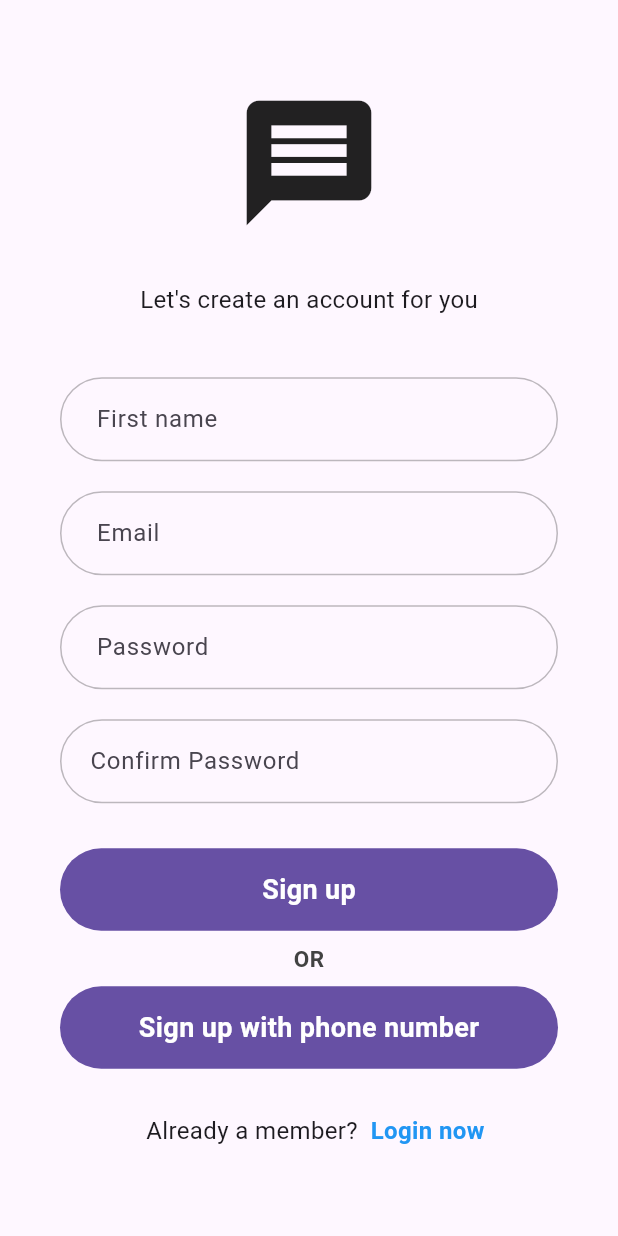
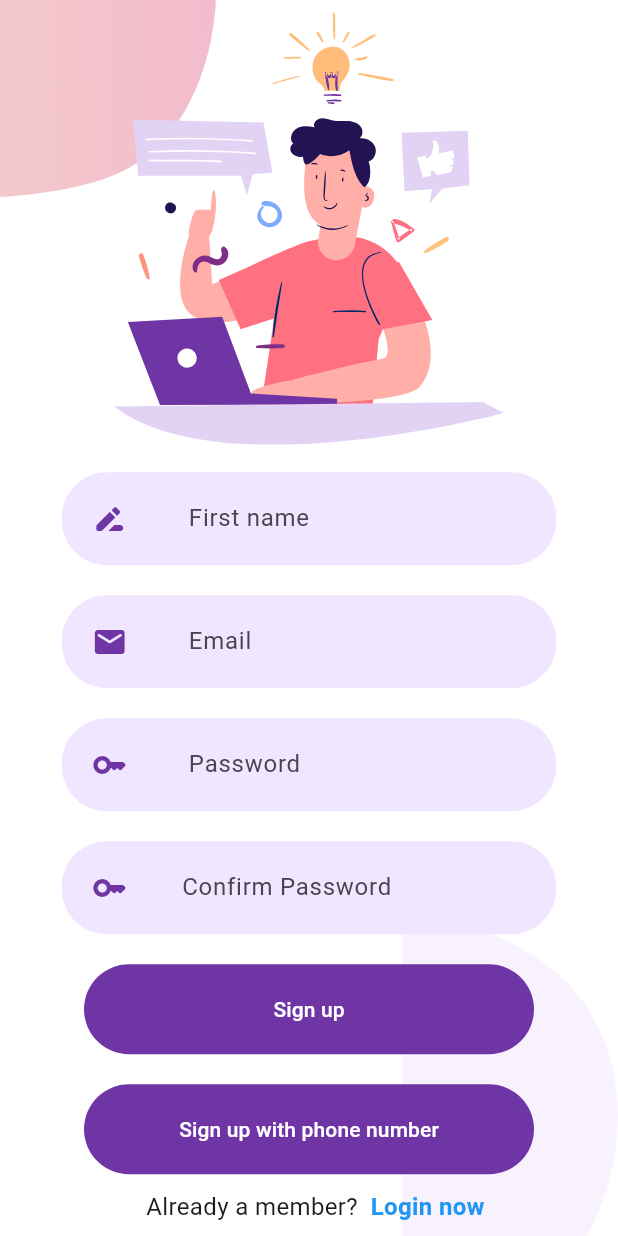
Before and after one commit to sandeshg510/Chat-app, a Flutter app: the RegisterPage screen opened directly with empty values, on a phone screen of 412 x 824 dp. Run offline on Flutter 3.47's test engine with Material 3 defaults, Android fonts, the phone set to English and light mode, and no system bars; our stand-ins replace cloud_firestore, firebase_auth, firebase_core, flutter_svg; accounts and stored records are empty; network calls fail.

```diff
--- a/lib/components/my_buttons.dart
+++ b/lib/components/my_buttons.dart
@@ -1,32 +1,38 @@
 import 'package:chat_messenger/constants/my_colors.dart';
 import 'package:flutter/material.dart';
 
+import '../constants/constants.dart';
+
 class MyButton extends StatelessWidget {
   final String buttonTitle;
-  final void Function() onTap;
+  final void Function() onPressed;
+  final Color color, textColor;
+
   const MyButton({
     super.key,
     required this.buttonTitle,
-    required this.onTap,
+    required this.onPressed,
+    this.color = kPrimaryColor,
+    this.textColor = Colors.white,
   });
 
   @override
   Widget build(BuildContext context) {
-    return GestureDetector(
-      onTap: onTap,
-      child: Container(
-        decoration: BoxDecoration(
-          color: Theme.of(context).colorScheme.primary,
-          borderRadius: BorderRadius.circular(32),
+    return Padding(
+      padding: const EdgeInsets.symmetric(vertical: 10.0),
+      child: TextButton(
+        style: ButtonStyle(
+          padding: const MaterialStatePropertyAll<EdgeInsets>(
+              EdgeInsets.symmetric(horizontal: 40, vertical: 20)),
+          backgroundColor: MaterialStatePropertyAll<Color>(color),
+          fixedSize: const MaterialStatePropertyAll(
+            Size.fromWidth(300),
+          ),
         ),
-        height: 55,
-        width: double.infinity,
-        child: Center(
-          child: Text(
-            buttonTitle,
-            style: const TextStyle(
-                color: Colors.white, fontWeight: FontWeight.w600, fontSize: 18),
-          ),
+        onPressed: onPressed,
+        child: Text(
+          buttonTitle,
+          style: TextStyle(color: textColor),
         ),
       ),
     );
--- a/lib/components/my_text_field.dart
+++ b/lib/components/my_text_field.dart
@@ -1,28 +1,41 @@
+import 'package:chat_messenger/screens/components/textfield_container.dart';
 import 'package:flutter/material.dart';
+
+import '../constants/constants.dart';
 
 class MyTextField extends StatelessWidget {
   final TextEditingController controller;
   final String hintText;
   final bool obscureText;
+  final IconData? suffixIcon;
+  final IconData icon;
 
   const MyTextField(
       {super.key,
       required this.hintText,
       required this.obscureText,
-      required this.controller});
+      required this.controller,
+      this.suffixIcon,
+      required this.icon});
 
   @override
   Widget build(BuildContext context) {
-    return TextField(
-      controller: controller,
-      obscureText: obscureText,
-      decoration: InputDecoration(
-        hintText: hintText,
-        fillColor: Theme.of(context).colorScheme.background,
-        filled: true,
-        enabledBorder: OutlineInputBorder(
-            borderRadius: BorderRadius.circular(32),
-            borderSide: const BorderSide(color: Colors.black26)),
+    return TextFieldContainer(
+      child: TextField(
+        controller: controller,
+        obscureText: obscureText,
+        decoration: InputDecoration(
+          hintText: hintText,
+          suffixIcon: Icon(
+            suffixIcon,
+            color: kPrimaryColor,
+          ),
+          icon: Icon(
+            icon,
+            color: kPrimaryColor,
+          ),
+          filled: true,
+        ),
       ),
     );
   }
--- a/lib/pages/chat_page.dart
+++ b/lib/pages/chat_page.dart
@@ -123,6 +123,7 @@ class _ChatPageState extends State<ChatPage> {
               hintText: 'Enter message',
               obscureText: false,
               controller: _messageController,
+              icon: Icons.message,
             ),
           ),
           const SizedBox(
--- a/lib/pages/new/new_home_page.dart
+++ b/lib/pages/new/new_home_page.dart
@@ -304,7 +304,7 @@ class BuildConversationRow extends StatelessWidget {
 
   @override
   Widget build(BuildContext context) {
-    return Column(
+    return const Column(
       children: [
         Row(
           mainAxisAlignment: MainAxisAlignment.spaceBetween,
--- a/lib/pages/new/new_login_page.dart
+++ /dev/null
@@ -1 +0,0 @@
-import 'package:flutter/material.dart';
--- a/lib/pages/register_page.dart
+++ b/lib/pages/register_page.dart
@@ -4,7 +4,11 @@ import 'package:chat_messenger/pages/register_with_phone_page.dart';
 import 'package:chat_messenger/services/auth/auth_service.dart';
 import 'package:firebase_auth/firebase_auth.dart';
 import 'package:flutter/material.dart';
+import 'package:flutter_svg/svg.dart';
 import 'package:provider/provider.dart';
+
+import '../screens/components/background.dart';
+import '../screens/components/orDivider.dart';
 
 class RegisterPage extends StatefulWidget {
   const RegisterPage({super.key, required this.onTap});
@@ -52,76 +56,59 @@ class _RegisterPageState extends State<RegisterPage> {
       }
     }
 
+    Size size = MediaQuery.of(context).size;
     return Scaffold(
-      backgroundColor: Theme.of(context).colorScheme.background,
-      body: SafeArea(
-        child: Padding(
-          padding: const EdgeInsets.symmetric(
-            horizontal: 40,
-          ),
+      body: SingleChildScrollView(
+        child: Background(
+          topImage: 'lib/assets/images/signup_top.png',
+          bottomImage: 'lib/assets/images/main_bottom.png',
           child: Column(
             mainAxisAlignment: MainAxisAlignment.center,
-            crossAxisAlignment: CrossAxisAlignment.center,
             children: [
-              const Icon(
-                Icons.message,
-                size: 100,
+              // const Text(
+              //   'SIGN UP',
+              //   style: TextStyle(fontWeight: FontWeight.bold),
+              // ),
+
+              SvgPicture.asset(
+                'lib/assets/icons/signup.svg',
+                height: size.height * 0.35,
               ),
-              const SizedBox(
-                height: 30,
-              ),
-              const Text(
-                "Let's create an account for you",
-                style: TextStyle(fontSize: 16),
-              ),
-              const SizedBox(
-                height: 40,
+              SizedBox(
+                height: size.height * 0.01,
               ),
               MyTextField(
                 hintText: ' First name',
                 obscureText: false,
-                  controller: nameController),
-              const SizedBox(
-                height: 20,
+                controller: nameController,
+                icon: Icons.drive_file_rename_outline_rounded,
               ),
               MyTextField(
                 hintText: ' Email',
                 obscureText: false,
-                  controller: emailController),
-              const SizedBox(
-                height: 20,
+                controller: emailController,
+                icon: Icons.email_rounded,
               ),
               MyTextField(
                 hintText: ' Password',
                 obscureText: true,
-                  controller: passwordController),
-              const SizedBox(
-                height: 20,
+                controller: passwordController,
+                icon: Icons.key_rounded,
               ),
               MyTextField(
                 hintText: 'Confirm Password',
                 obscureText: true,
-                  controller: confirmPasswordController),
-              const SizedBox(
-                height: 30,
+                controller: confirmPasswordController,
+                icon: Icons.key_rounded,
               ),
               MyButton(
                 buttonTitle: 'Sign up',
-                onTap: signUp,
+                onPressed: signUp,
               ),
-              Padding(
-                padding: const EdgeInsets.all(8.0),
-                child: Text(
-                  'OR',
-                  style: TextStyle(
-                      fontWeight: FontWeight.bold,
-                      fontSize: 15,
-                      color: Colors.grey.shade800),
-                ),
-              ),
+              // const OrDivider(),
               MyButton(
                 buttonTitle: 'Sign up with phone number',
-                onTap: () {
+                onPressed: () {
                   Navigator.push(
                       context,
                       MaterialPageRoute(
@@ -129,9 +116,6 @@ class _RegisterPageState extends State<RegisterPage> {
                                 onTap: widget.onTap,
                               )));
                 },
-              ),
-              const SizedBox(
-                height: 30,
               ),
               Row(
                 mainAxisAlignment: MainAxisAlignment.center,
--- a/lib/pages/success_phone_page.dart
+++ b/lib/pages/success_phone_page.dart
@@ -53,7 +53,7 @@ class _SuccessPageState extends State<SuccessPage> {
               ),
               MyButton(
                 buttonTitle: 'Go to home page',
-                onTap: () {
+                onPressed: () {
                   Navigator.push(
                       context,
                       MaterialPageRoute(
--- a/lib/screens/components/alredy_registerd_check.dart
+++ b/lib/screens/components/alredy_registerd_check.dart
@@ -4,7 +4,7 @@ import '../../constants/constants.dart';
 
 class AlredyRegisteredCheck extends StatelessWidget {
   final bool login;
-  final void Function() onPressed;
+  final void Function()? onPressed;
   const AlredyRegisteredCheck({
     super.key,
     this.login = true,
```
Also changed, not shown: lib/pages/login_page.dart (+22 -70 lines). Lines whose indentation alone changed are shown as unchanged.
